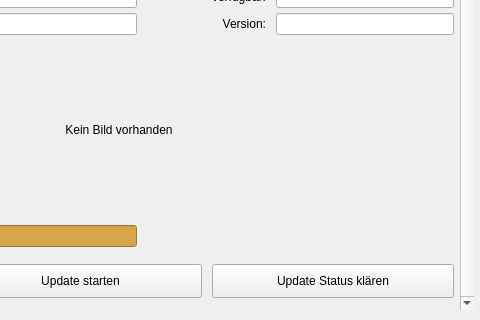
Above: Structure/Pages/Page_Update.ui from Looking4Git/Starfield_LOH before the change; both pictures show x 544 to 1024 and y 400 to 720 of the 1024 by 720 pixel window. Below: the same form after it.
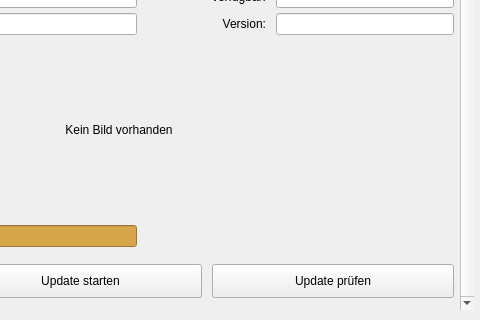
That is the form after the change. Icons and pictures are not drawn.

Commit message: Fix(Update): Behebung Status-Konflikt, 'Update pruefen' Backup-Ermittlung und Redesign Button-Styles

What changed in the file:
```diff
--- a/Structure/Pages/Page_Update.ui
+++ b/Structure/Pages/Page_Update.ui
@@ -627,7 +627,7 @@
               </size>
              </property>
              <property name="text">
-              <string>Update Status klären</string>
+              <string>Update prüfen</string>
              </property>
             </widget>
            </item>
```
The commit also changes 6 other files.
